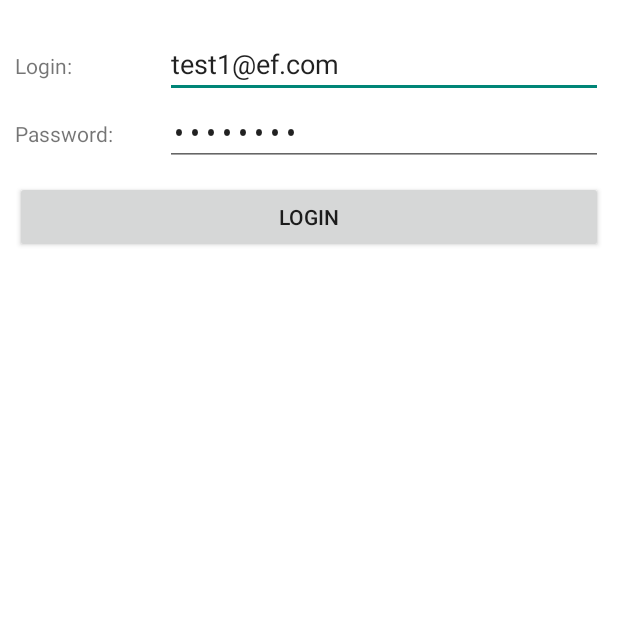
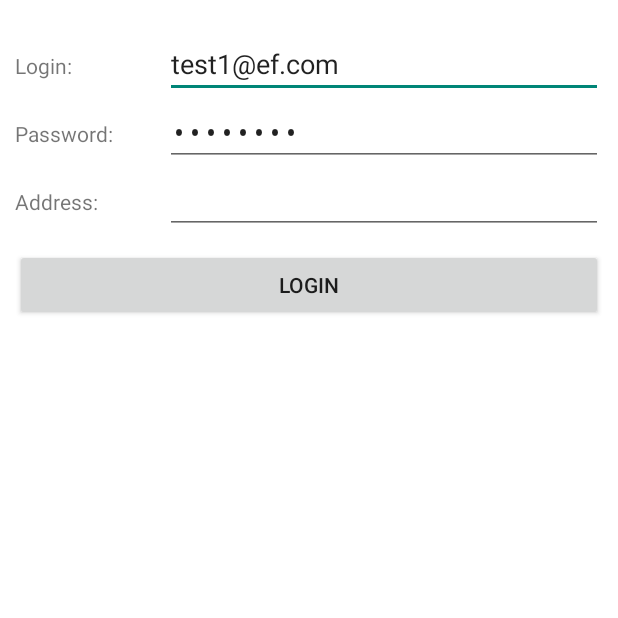
Before and after one commit to pjq/RequestSDK, an Android app: the screen it shows after launch (MainActivity), on a phone screen of 412 x 824 dp, the top half of it. Run offline under Robolectric (Android 15) with nearby library versions, the phone set to English and light mode, and no system bars; 4 statements that could not run were skipped.

Commit message:
update the test name

```diff
--- a/ZenonDemo/app/src/main/java/com/englishtown/zenon/MainActivity.java
+++ b/ZenonDemo/app/src/main/java/com/englishtown/zenon/MainActivity.java
@@ -79,7 +79,7 @@ public class MainActivity extends Activity {
 
         mCallerText.setText(getString(R.string.test_name));
         mCallerPassText.setText(getString(R.string.test_password));
-        mCalleeText.setText("pengjianqing@gmail.com");
+        mCalleeText.setText(getString(R.string.test_connect_name));
 		mPM.start(this);
         settings.set(SettingItemNames.settings_cls.toString(),this.getString(R.string.default_cls));
         settings.set(SettingItemNames.settings_servicename.toString(),this.getString(R.string.servicename));
@@ -211,7 +211,7 @@ public class MainActivity extends Activity {
 		                mCallerText.setEnabled(false);
 		                mCallerPassText.setEnabled(false);
 		                ((TextView)findViewById(R.id.main_callee_text_label)).setVisibility(View.VISIBLE);
-		                mCalleeText.setText("VS1");
+		                mCalleeText.setText(getString(R.string.test_connect_name));
 
 		            }
 	    		}
--- a/ZenonDemo/app/src/main/res/layout/main.xml
+++ b/ZenonDemo/app/src/main/res/layout/main.xml
@@ -101,7 +101,7 @@
 	    android:layout_width="100dp"
 	    android:layout_height="wrap_content"
 	    android:text="Address:"
-	    android:visibility="gone"/>
+	    android:visibility="visible"/>
 
 
 		<EditText
@@ -111,8 +111,8 @@
 	        android:singleLine="true"
 	        android:imeOptions="actionNext"
 	        android:maxLength="2000"
-	        android:visibility="gone"
-	        android:text="VS1"
+	        android:visibility="visible"
+	        android:text=""
 	        android:inputType="textNoSuggestions"/>
 
 	</LinearLayout>
```
Also changed, not shown: 5 other files.
